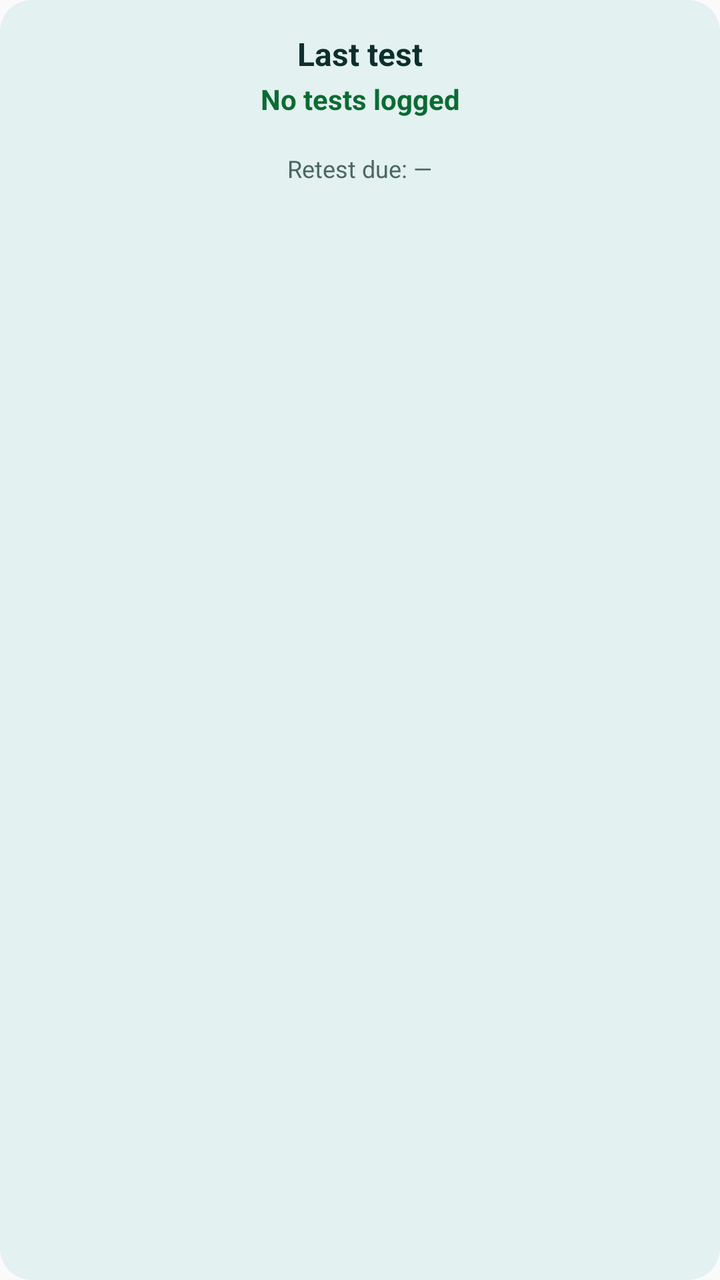
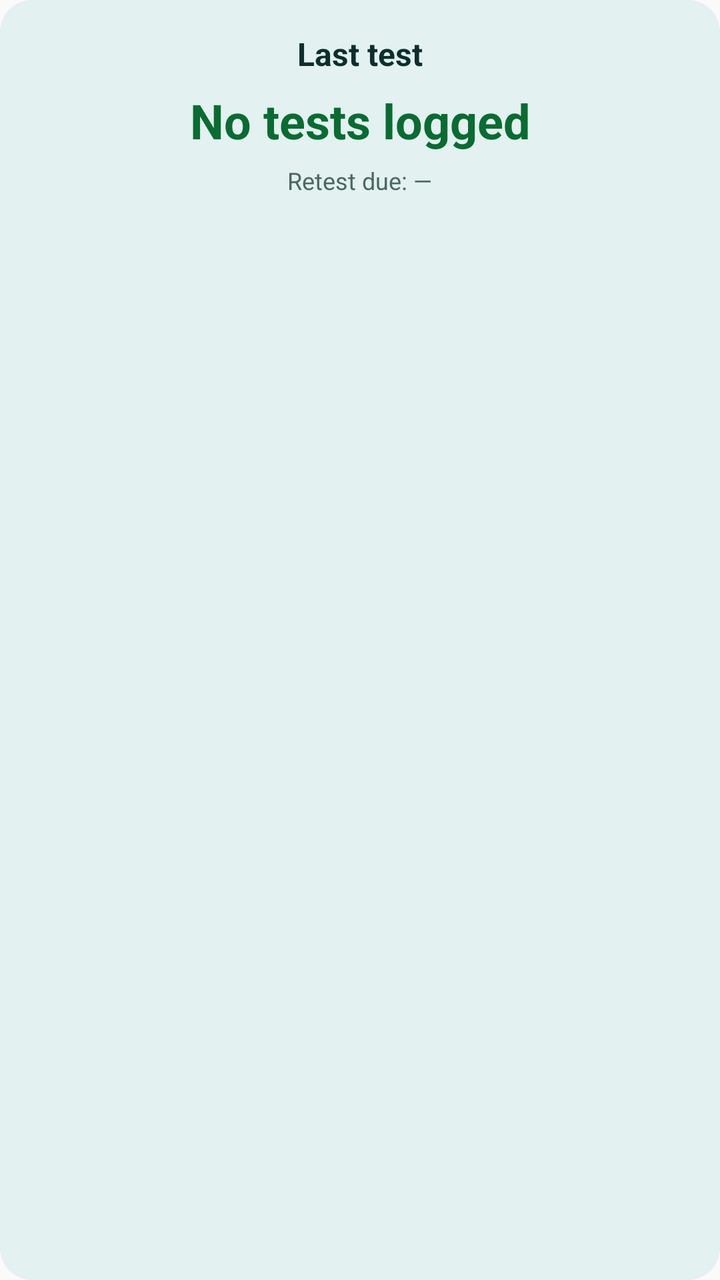

Two renders of the same Android screen: before a commit and after it. Below are the layout's source before the change and the commit's diff.
<!-- AndroidManifest.xml: application theme AppTheme -->
<!-- res/layout/test_widget.xml -->
<?xml version="1.0" encoding="utf-8"?>
<FrameLayout xmlns:android="http://schemas.android.com/apk/res/android" android:id="@+id/widget_root" android:layout_width="match_parent" android:layout_height="match_parent" android:padding="16dp" android:background="@drawable/widget_background">

    <TextView
        android:id="@+id/widget_test_title"
        android:layout_width="match_parent"
        android:layout_height="wrap_content"
        android:layout_gravity="top|center_horizontal"
        android:gravity="center"
        android:text="Last test"
        android:textSize="16sp"
        android:textColor="@color/widget_text_primary"
        android:textStyle="bold"
        android:maxLines="1"
        android:ellipsize="end"
        android:breakStrategy="simple"
        android:autoSizeTextType="uniform"
        android:autoSizeMinTextSize="12sp"
        android:autoSizeMaxTextSize="16sp"
        android:autoSizeStepGranularity="1sp" />

    <TextView
        android:id="@+id/widget_last_test"
        android:layout_width="match_parent"
        android:layout_height="wrap_content"
        android:gravity="center"
        android:layout_gravity="top|center_horizontal"
        android:layout_marginTop="24dp"
        android:text="No tests logged"
        android:textSize="14sp"
        android:textColor="@color/widget_good"
        android:textStyle="bold"
        android:maxLines="2"
        android:ellipsize="end"
        android:breakStrategy="simple"
        android:autoSizeTextType="uniform"
        android:autoSizeMinTextSize="12sp"
        android:autoSizeMaxTextSize="14sp"
        android:autoSizeStepGranularity="1sp" />

    
    <TextView
        android:id="@+id/widget_retest_due"
        android:layout_width="wrap_content"
        android:layout_height="wrap_content"
        android:layout_gravity="top|center_horizontal"
        android:layout_marginTop="60dp"
        android:text="Retest due: —"
        android:textSize="12sp"
        android:textColor="@color/widget_text_muted"
        android:maxLines="2"
        android:ellipsize="end"
        android:breakStrategy="simple" />

</FrameLayout>
<!-- resources referenced by this layout -->
<resources>
  <color name="widget_good">#0B6B33</color>
  <color name="widget_text_muted">#4C6664</color>
  <color name="widget_text_primary">#0C2E2D</color>
  <!-- drawable widget_background (drawable) -->
  <?xml version="1.0" encoding="utf-8"?>
  <shape xmlns:android="http://schemas.android.com/apk/res/android"
      android:shape="rectangle">
      <solid android:color="@color/widget_bg" />
      <corners android:radius="16dp" />
  </shape>
  <style name="AppTheme" parent="Theme.AppCompat.Light.DarkActionBar">
          
          <item name="colorPrimary">@color/colorPrimary</item>
          <item name="colorPrimaryDark">@color/colorPrimaryDark</item>
          <item name="colorAccent">@color/colorAccent</item>
          <item name="android:statusBarColor">@android:color/transparent</item>
          <item name="android:navigationBarColor">@android:color/transparent</item>
      </style>
  <color name="widget_bg">#E3F1F0</color>
</resources>

<!-- the commit's change to res/layout/test_widget.xml (unified diff, before → after) -->
@@ -1,5 +1,10 @@
 <?xml version="1.0" encoding="utf-8"?>
-<FrameLayout xmlns:android="http://schemas.android.com/apk/res/android" android:id="@+id/widget_root" android:layout_width="match_parent" android:layout_height="match_parent" android:padding="16dp" android:background="@drawable/widget_background">
+<FrameLayout xmlns:android="http://schemas.android.com/apk/res/android"
+    android:id="@+id/widget_root"
+    android:layout_width="match_parent"
+    android:layout_height="match_parent"
+    android:padding="16dp"
+    android:background="@drawable/widget_background">
 
     <TextView
         android:id="@+id/widget_test_title"
@@ -19,23 +24,24 @@
         android:autoSizeMaxTextSize="16sp"
         android:autoSizeStepGranularity="1sp" />
 
+    
     <TextView
         android:id="@+id/widget_last_test"
         android:layout_width="match_parent"
         android:layout_height="wrap_content"
+        android:layout_gravity="top|center_horizontal"
+        android:layout_marginTop="28dp"
         android:gravity="center"
-        android:layout_gravity="top|center_horizontal"
-        android:layout_marginTop="24dp"
         android:text="No tests logged"
-        android:textSize="14sp"
+        android:textSize="24sp"
         android:textColor="@color/widget_good"
         android:textStyle="bold"
-        android:maxLines="2"
+        android:maxLines="1"
         android:ellipsize="end"
         android:breakStrategy="simple"
         android:autoSizeTextType="uniform"
         android:autoSizeMinTextSize="12sp"
-        android:autoSizeMaxTextSize="14sp"
+        android:autoSizeMaxTextSize="24sp"
         android:autoSizeStepGranularity="1sp" />
 
     
@@ -44,7 +50,7 @@
         android:layout_width="wrap_content"
         android:layout_height="wrap_content"
         android:layout_gravity="top|center_horizontal"
-        android:layout_marginTop="60dp"
+        android:layout_marginTop="66dp"
         android:text="Retest due: —"
         android:textSize="12sp"
         android:textColor="@color/widget_text_muted"
@@ -52,4 +58,17 @@
         android:ellipsize="end"
         android:breakStrategy="simple" />
 
+    
+    <TextView
+        android:id="@+id/widget_routine"
+        android:layout_width="wrap_content"
+        android:layout_height="wrap_content"
+        android:layout_gravity="top|center_horizontal"
+        android:layout_marginTop="90dp"
+        android:text=""
+        android:textSize="12sp"
+        android:textColor="@color/widget_text_muted"
+        android:maxLines="1"
+        android:ellipsize="end"
+        android:breakStrategy="simple" />
 </FrameLayout>
